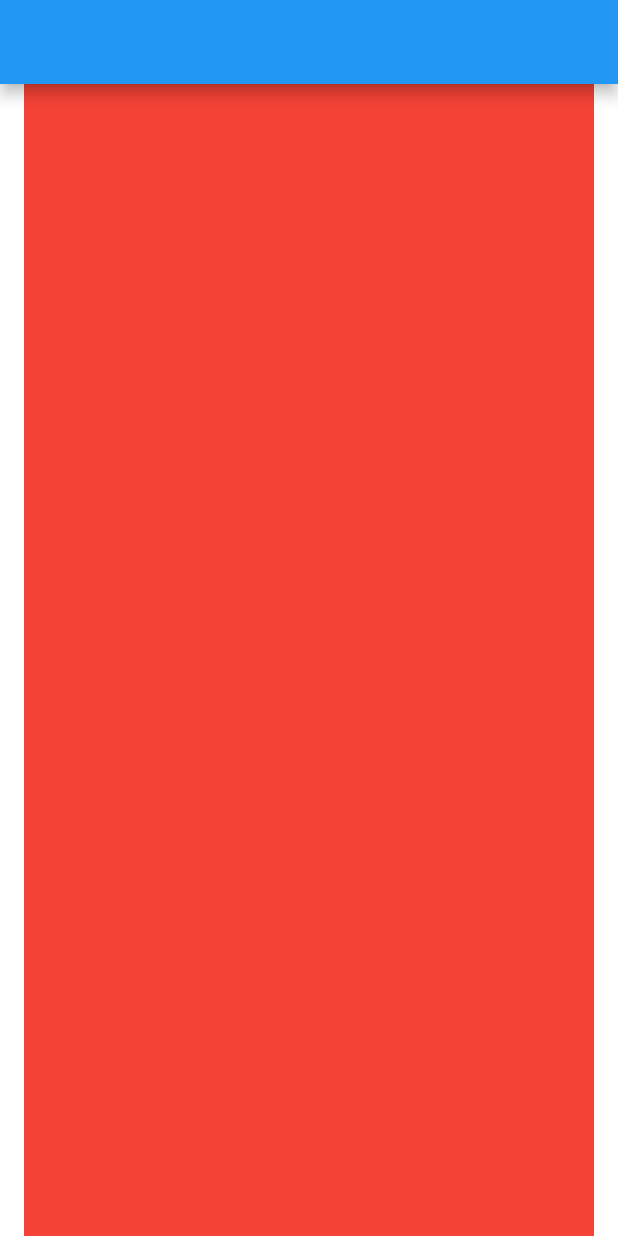
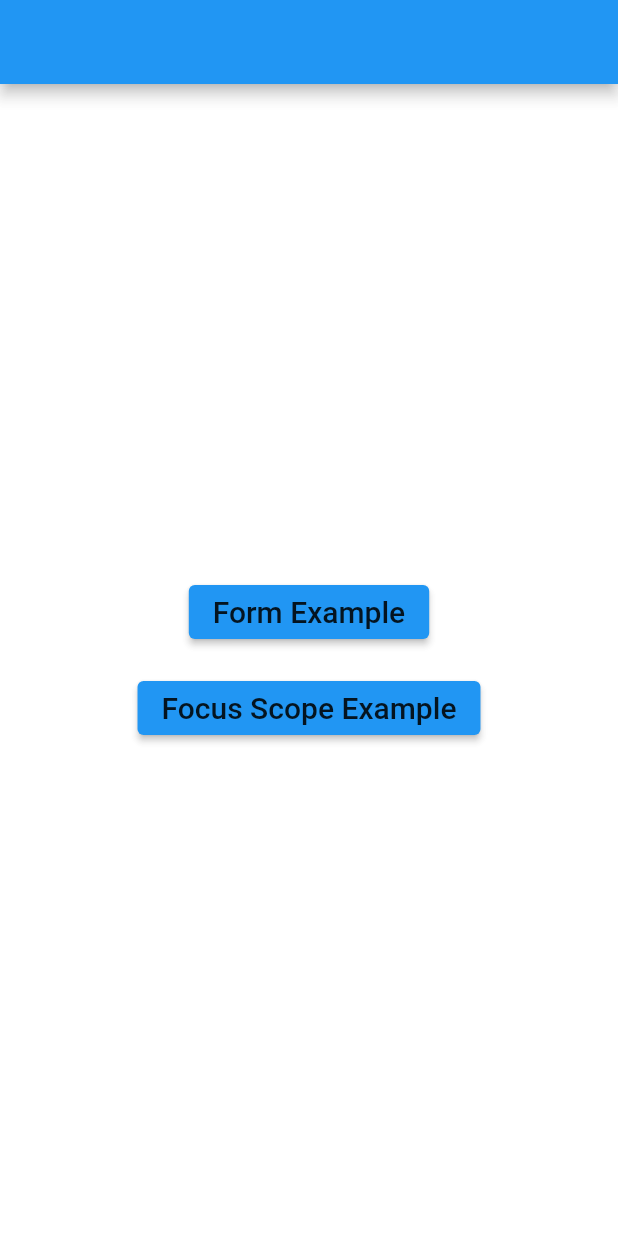
Before and after one commit to kmartins/dtx, a Flutter app: the screen it shows after launch, on a phone screen of 412 x 824 dp. Run offline on Flutter 3.47's test engine with Material 2 defaults, Android fonts, the phone set to English and light mode, and no system bars; our stand-ins replace shared_preferences.

```diff
--- a/packages/flutter/flutter_context_dtx/example/lib/main.dart
+++ b/packages/flutter/flutter_context_dtx/example/lib/main.dart
@@ -39,43 +39,32 @@ class HomePage extends StatelessWidget {
 
   @override
   Widget build(BuildContext context) {
-    print('-----------------------');
-    print('Is Phone ${context.isPhoneScreen}');
-    print('Is tablet ${context.isTabletScreen}');
-    print('Is Laptop ${context.isLaptopScreen}');
-    print('Is Desktop ${context.isDesktopScreen}');
     return Scaffold(
       backgroundColor: context.scaffoldBackgroundColor,
       appBar: AppBar(),
       body: Center(
-        child: Container(
-          width: context.widthBody,
-          color: Colors.red,
+        child: SingleChildScrollView(
+          child: Column(
+            children: <Widget>[
+              ElevatedButton(
+                onPressed: () => context.pushNamed(Routes.form),
+                child: Text(
+                  'Form Example',
+                  style: context.headline6TextStyle,
+                ),
+              ),
+              const SizedBox(height: 16),
+              ElevatedButton(
+                onPressed: () => context.pushNamed(Routes.focusScope),
+                child: Text(
+                  'Focus Scope Example',
+                  style: context.headline6TextStyle,
+                ),
+              ),
+            ],
+          ),
         ),
       ),
-      // body: Center(
-      //   child: SingleChildScrollView(
-      //     child: Column(
-      //       children: <Widget>[
-      //         ElevatedButton(
-      //           onPressed: () => context.pushNamed(Routes.form),
-      //           child: Text(
-      //             'Form Example',
-      //             style: context.headline6TextStyle,
-      //           ),
-      //         ),
-      //         const SizedBox(height: 16),
-      //         ElevatedButton(
-      //           onPressed: () => context.pushNamed(Routes.focusScope),
-      //           child: Text(
-      //             'Focus Scope Example',
-      //             style: context.headline6TextStyle,
-      //           ),
-      //         ),
-      //       ],
-      //     ),
-      //   ),
-      // ),
     );
   }
 }
```
Also changed, not shown: .github/workflows/flutter_context_dtx.yaml, .github/workflows/shared_preferences_dtx.yaml.
